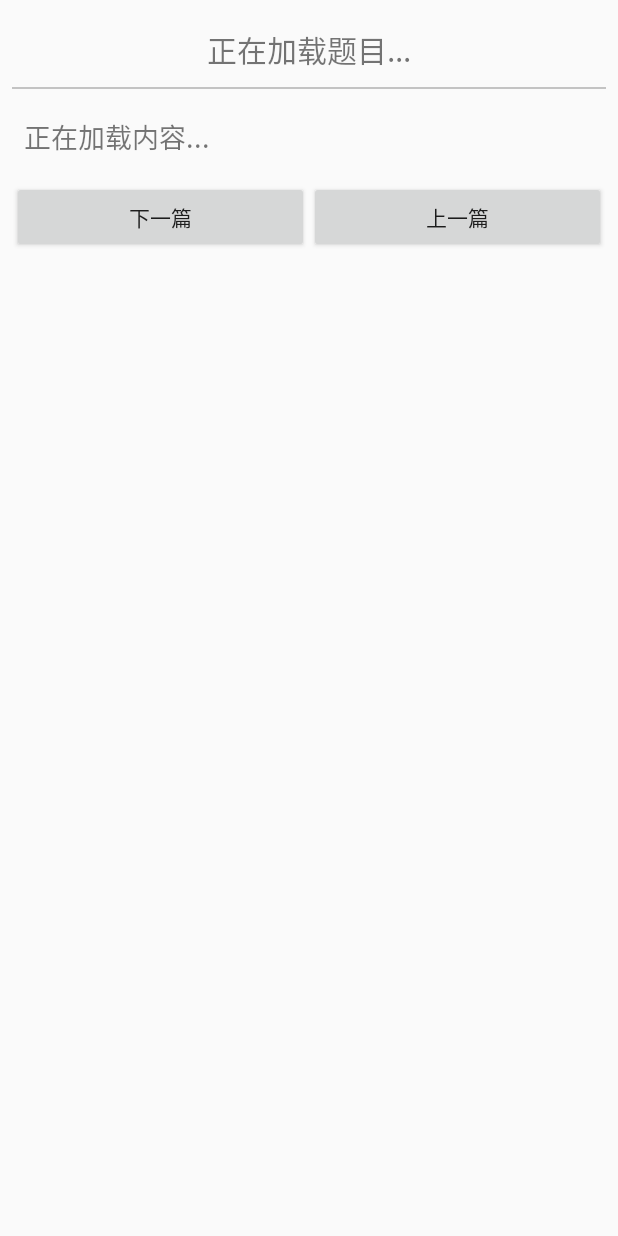
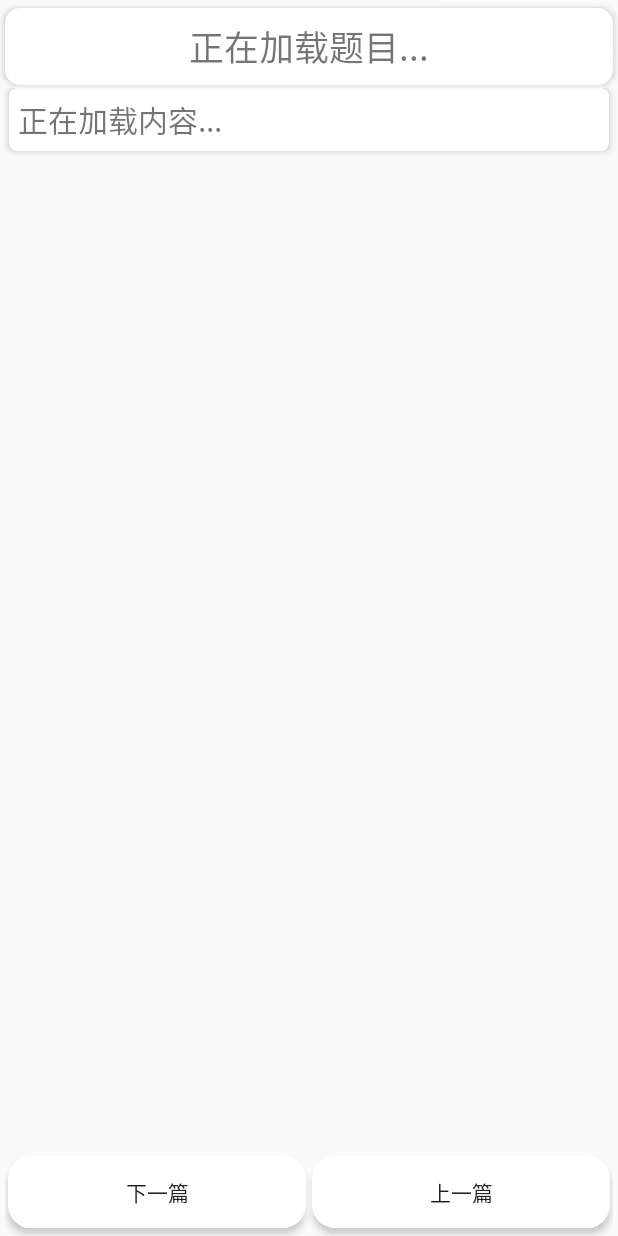
Before and after one commit to mixinan/MyBlog, an Android app: the layout activity_blog_detail.xml on its own in the app's theme, with its tools: preview values and no code run, on a phone screen of 412 x 824 dp. Run offline under Robolectric (Android 15) with nearby library versions, the phone set to English and light mode, and no system bars.

Commit message:
添加CardView

```diff
--- a/app/build.gradle
+++ b/app/build.gradle
@@ -25,4 +25,6 @@ dependencies {
     compile 'com.android.support:appcompat-v7:23.4.0'
     compile 'org.jsoup:jsoup:1.9.2'
     compile 'com.google.android.gms:play-services-appindexing:8.1.0'
+    compile 'com.android.support:cardview-v7:23.4.0'
+    compile 'com.android.support:recyclerview-v7:23.4.0'
 }
--- a/app/src/main/res/layout/activity_blog_detail.xml
+++ b/app/src/main/res/layout/activity_blog_detail.xml
@@ -1,66 +1,105 @@
 <?xml version="1.0" encoding="utf-8"?>
 <LinearLayout xmlns:android="http://schemas.android.com/apk/res/android"
+    xmlns:app="http://schemas.android.com/apk/res-auto"
     android:layout_width="match_parent"
     android:layout_height="match_parent"
-    android:orientation="vertical"
-    android:padding="8dp">
+    android:orientation="vertical">
+
+    <android.support.v7.widget.CardView
+        android:layout_width="match_parent"
+        android:layout_height="wrap_content"
+        android:layout_marginLeft="3dp"
+        android:layout_marginRight="3dp"
+        android:layout_marginTop="5dp"
+        android:layout_marginBottom="2dp"
+        app:cardCornerRadius="10dp"
+        app:cardElevation="3dp"
+        app:cardMaxElevation="6dp">
 
         <TextView
             android:id="@+id/tv_title"
             android:layout_width="match_parent"
             android:layout_height="wrap_content"
             android:gravity="center"
-        android:padding="10dp"
+            android:padding="8dp"
             android:text="正在加载题目..."
-        android:textSize="20sp" />
-
-    <View
-        android:layout_width="match_parent"
-        android:layout_height="1dp"
-        android:layout_marginBottom="10dp"
-        android:background="#38000000" />
+            android:textSize="23sp" />
+    </android.support.v7.widget.CardView>
 
     <ScrollView
         android:id="@+id/scrollView"
         android:layout_width="match_parent"
-        android:layout_height="wrap_content">
+        android:layout_height="0dp"
+        android:layout_weight="1"
+        android:paddingBottom="6dp">
 
-        <LinearLayout
+            <android.support.v7.widget.CardView
                 android:layout_width="match_parent"
                 android:layout_height="match_parent"
-            android:orientation="vertical">
+                android:layout_marginLeft="6dp"
+                android:layout_marginRight="6dp"
+                android:layout_marginBottom="5dp"
+                app:cardCornerRadius="5dp"
+                app:cardElevation="3dp"
+                app:cardMaxElevation="8dp">
 
                 <TextView
                     android:id="@+id/tv_content"
                     android:layout_width="match_parent"
-                android:layout_height="wrap_content"
+                    android:layout_height="match_parent"
+                    android:padding="6dp"
                     android:text="正在加载内容..."
-                android:padding="8dp"
-                android:textSize="18sp"/>
+                    android:textSize="20sp" />
+            </android.support.v7.widget.CardView>
+    </ScrollView>
 
     <LinearLayout
-                android:layout_marginTop="8dp"
+        android:paddingLeft="3dp"
+        android:paddingRight="3dp"
         android:layout_width="match_parent"
         android:layout_height="wrap_content"
         android:orientation="horizontal">
 
-                <Button
-                    android:id="@+id/bt_newer"
+        <android.support.v7.widget.CardView
+            android:layout_marginRight="2dp"
+            android:layout_marginLeft="2dp"
+            android:layout_marginBottom="5dp"
             android:layout_width="0dp"
             android:layout_height="wrap_content"
             android:layout_weight="1"
+            app:cardCornerRadius="15dp"
+            app:cardElevation="3dp"
+            app:cardMaxElevation="8dp">
+
+            <Button
+                android:id="@+id/bt_newer"
+                android:layout_width="match_parent"
+                android:layout_height="match_parent"
+                android:background="@null"
                 android:text="下一篇" />
+        </android.support.v7.widget.CardView>
+
+        <android.support.v7.widget.CardView
+            android:layout_marginLeft="2dp"
+            android:layout_marginRight="2dp"
+            android:layout_marginBottom="5dp"
+            android:layout_width="0dp"
+            android:layout_height="match_parent"
+            android:layout_weight="1"
+            app:cardCornerRadius="15dp"
+            app:cardElevation="3dp"
+            app:cardMaxElevation="8dp">
 
             <Button
                 android:id="@+id/bt_older"
-                    android:layout_width="0dp"
+                android:layout_width="match_parent"
                 android:layout_height="wrap_content"
-                    android:layout_weight="1"
+                android:background="@null"
                 android:text="上一篇" />
-            </LinearLayout>
-
-        </LinearLayout>
-    </ScrollView>
+        </android.support.v7.widget.CardView>
 
 
     </LinearLayout>
+
+
+</LinearLayout>
--- a/app/src/main/res/layout/activity_main.xml
+++ b/app/src/main/res/layout/activity_main.xml
@@ -8,5 +8,7 @@
     <ListView
         android:layout_width="match_parent"
         android:layout_height="match_parent"
+        android:divider="@null"
+        android:scrollbarStyle="outsideOverlay"
         android:id="@+id/lv" />
 </RelativeLayout>
```
Also changed, not shown: app/src/main/res/layout/item.xml (+23 -8 lines). Lines whose indentation alone changed are shown as unchanged.
